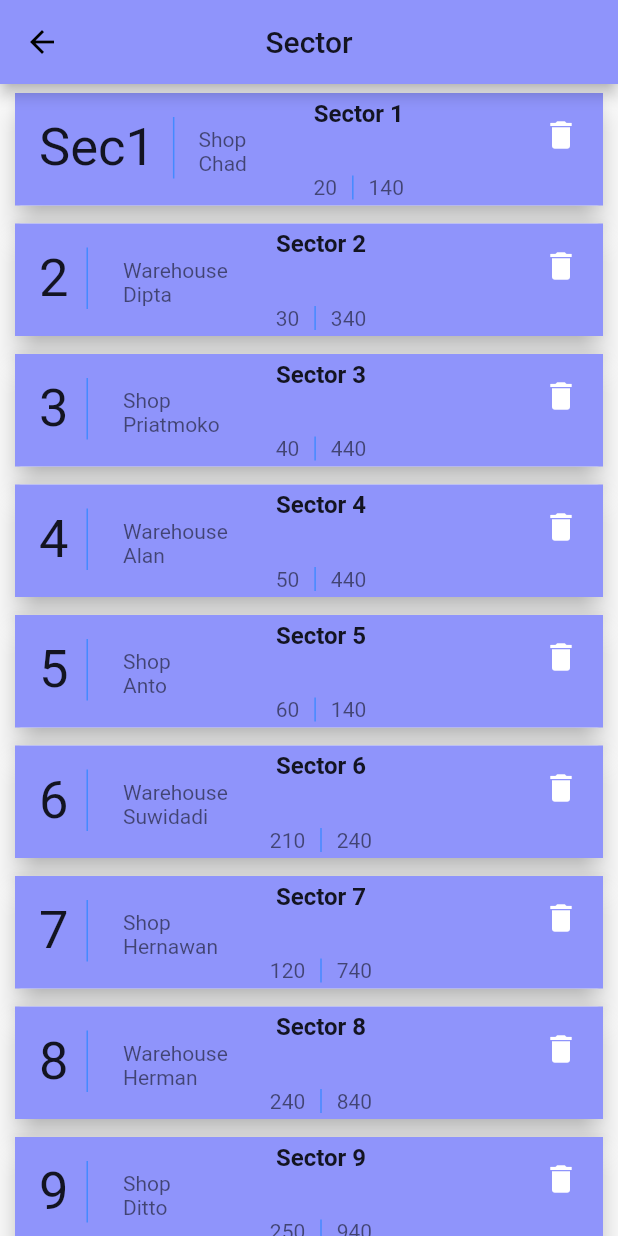
After one commit to chadn4u/ast, a Flutter app: the Sector screen opened directly, on a phone screen of 412 x 824 dp. The commit adds this screen. Run offline on Flutter 3.47's test engine with Material 2 defaults, Android fonts, the phone set to English and light mode, and no system bars; our stand-ins replace percent_indicator, simple_animations, timer_builder.

Commit message:
Update 1

```diff
--- a/lib/main.dart
+++ b/lib/main.dart
@@ -59,7 +59,9 @@ class MyHomePage extends StatefulWidget {
 class _MyHomePageState extends State < MyHomePage > {
   int _counter = 0;
 
-  List < Divisions > divisions = < Divisions > [Divisions(1, "Fresh & Weighted"), Divisions(2, "Non Fresh & Non Weighted")];
+  List < Divisions > divisions = < Divisions > [
+    Divisions(1, "Fresh & Weighted"),
+    Divisions(2, "Non Fresh & Non Weighted")];
 
   Divisions _divisionChoosed;
 
@@ -90,7 +92,7 @@ class _MyHomePageState extends State < MyHomePage > {
           child: Column(
             children: < Widget > [
               Container(
-                height: MediaQuery.of(context).size.height * 0.5,
+                height: MediaQuery.of(context).size.height * 0.4,
                 decoration: BoxDecoration(
                   image: DecorationImage(
                     image: AssetImage('assets/images/background.png'),
--- /dev/null
+++ b/lib/models/SectorModel.dart
@@ -0,0 +1,13 @@
+
+
+class SectorModel{
+  final String sector;
+  final String sectorName;
+  final String area;
+  final String pic;
+  final int lock1;
+  final int lock2;
+  final int lock3;
+
+  SectorModel({this.sector,this.sectorName,this.area,this.pic,this.lock1,this.lock2,this.lock3});
+}
--- a/lib/pages/MainPage.dart
+++ b/lib/pages/MainPage.dart
@@ -1,4 +1,5 @@
 import 'package:ast_apps/models/AllProgress.dart';
+import 'package:ast_apps/pages/sector.dart';
 import 'package:ast_apps/widgets/homePageBackground.dart';
 import 'package:ast_apps/widgets/listProgress.dart';
 import 'package:flutter/material.dart';
@@ -42,6 +43,9 @@ class _MainPageState extends State < MainPage > {
                 ),
                 ListTile(
                   title: Text("Sector"),
+                  onTap: (){
+                    Navigator.push(context, MaterialPageRoute(builder: (context) => Sector()));
+                  },
                 ),
                 ListTile(
                   title: Text("Summary"),
--- /dev/null
+++ b/lib/pages/sector.dart
@@ -0,0 +1,45 @@
+
+import 'package:ast_apps/models/SectorModel.dart';
+import 'package:flutter/material.dart';
+import 'package:ast_apps/widgets/Sector/createCard.dart';
+
+class Sector extends StatefulWidget{
+  @override
+  State<StatefulWidget> createState() => _SectorState();
+
+  }
+
+  class _SectorState extends State<Sector> {
+    List<SectorModel> lstSector=[
+      SectorModel(area: 'Shop',sector: 'Sec1',sectorName: 'Sector 1',pic: 'Chad',lock1: 20,lock2: 0,lock3: 140),
+      SectorModel(area: 'Warehouse',sector: '2',sectorName: 'Sector 2',pic: 'Dipta',lock1: 30,lock2: 0,lock3: 340),
+      SectorModel(area: 'Shop',sector: '3',sectorName: 'Sector 3',pic: 'Priatmoko',lock1: 40,lock2: 0,lock3: 440),
+      SectorModel(area: 'Warehouse',sector: '4',sectorName: 'Sector 4',pic: 'Alan',lock1: 50,lock2: 0,lock3: 440),
+      SectorModel(area: 'Shop',sector: '5',sectorName: 'Sector 5',pic: 'Anto',lock1: 60,lock2: 0,lock3: 140),
+      SectorModel(area: 'Warehouse',sector: '6',sectorName: 'Sector 6',pic: 'Suwidadi',lock1: 210,lock2: 0,lock3: 240),
+      SectorModel(area: 'Shop',sector: '7',sectorName: 'Sector 7',pic: 'Hernawan',lock1: 120,lock2: 0,lock3: 740),
+      SectorModel(area: 'Warehouse',sector: '8',sectorName: 'Sector 8',pic: 'Herman',lock1: 240,lock2: 0,lock3: 840),
+      SectorModel(area: 'Shop',sector: '9',sectorName: 'Sector 9',pic: 'Ditto',lock1: 250,lock2: 0,lock3: 940),
+      SectorModel(area: 'Warehouse',sector: '10',sectorName: 'Sector 10',pic: 'Wahyu',lock1: 260,lock2: 0,lock3: 140),
+    ];
+  @override
+  Widget build(BuildContext context) {
+
+    return Scaffold(
+      appBar: AppBar(
+        centerTitle: true,
+        title: Text('Sector'),
+        backgroundColor: Theme.of(context).primaryColor,
+      ),
+      body: Container(
+        child: ListView.builder(
+          scrollDirection: Axis.vertical,
+          shrinkWrap: true,
+          itemCount: lstSector.length,
+          itemBuilder: (BuildContext context, int index){
+              return CreateCardSector(sectorModel: lstSector[index],);
+          }),
+      ),
+    );
+  }
+}
--- /dev/null
+++ b/lib/widgets/Sector/createCard.dart
@@ -0,0 +1,26 @@
+
+import 'package:ast_apps/models/SectorModel.dart';
+import 'package:flutter/material.dart';
+import 'package:ast_apps/widgets/Sector/makeList.dart';
+
+class CreateCardSector extends StatelessWidget{
+  final SectorModel sectorModel;
+
+  CreateCardSector({this.sectorModel});
+
+  @override
+  Widget build(BuildContext context) {
+    return Card(
+      elevation: 8.0,
+      margin: EdgeInsets.symmetric(horizontal: 10,vertical: 6),
+      child: Container(
+        decoration: BoxDecoration(
+          color: Color.fromRGBO(143, 148, 251, 1),
+        ),
+        child: MakeListSector(sectorModel: sectorModel,),
+      ),
+
+    );
+  }
+
+}
--- /dev/null
+++ b/lib/widgets/Sector/makeList.dart
@@ -0,0 +1,63 @@
+
+
+import 'package:ast_apps/models/SectorModel.dart';
+import 'package:flutter/material.dart';
+
+class MakeListSector extends StatelessWidget{
+  final SectorModel sectorModel;
+
+  MakeListSector({this.sectorModel});
+
+  @override
+  Widget build(BuildContext context) {
+    return ListTile(
+      leading: Container(
+        padding: EdgeInsets.only(right: 12),
+        decoration: BoxDecoration(
+          border: Border(
+            right: BorderSide(
+              width: 1,
+              color: Colors.blueAccent
+            )
+          )
+        ),
+        child: Text(sectorModel.sector,style: TextStyle(fontSize: 35),),
+      ),
+      title: Align(
+        alignment: Alignment.center,
+        child: Text(sectorModel.sectorName,style: TextStyle(fontWeight: FontWeight.bold),)),
+      subtitle: Column(
+        children: <Widget>[
+          Align(
+            alignment: Alignment.centerLeft,
+            child: Text(sectorModel.area,)
+          ),
+          Align(
+            alignment: Alignment.centerLeft,
+            child: Text(sectorModel.pic,)
+          ),
+          Row(mainAxisAlignment: MainAxisAlignment.center,
+            children: <Widget>[
+              Container(
+                margin: EdgeInsets.only(right: 10),
+                padding: EdgeInsets.only(right: 10),
+                child: Text(sectorModel.lock1.toString()),
+                decoration: BoxDecoration(
+                    border: Border(
+                      right: BorderSide(
+                        width: 1,
+                        color: Colors.blueAccent
+                      )
+                    )
+                ),
+              ),
+              Text(sectorModel.lock3.toString()),
+            ],
+          )
+        ],
+      ),
+      trailing: Icon(Icons.delete, color: Colors.white,),
+    );
+  }
+
+}
```
Also changed, not shown: lib/widgets/listProgress.dart (+4 -4 lines).
